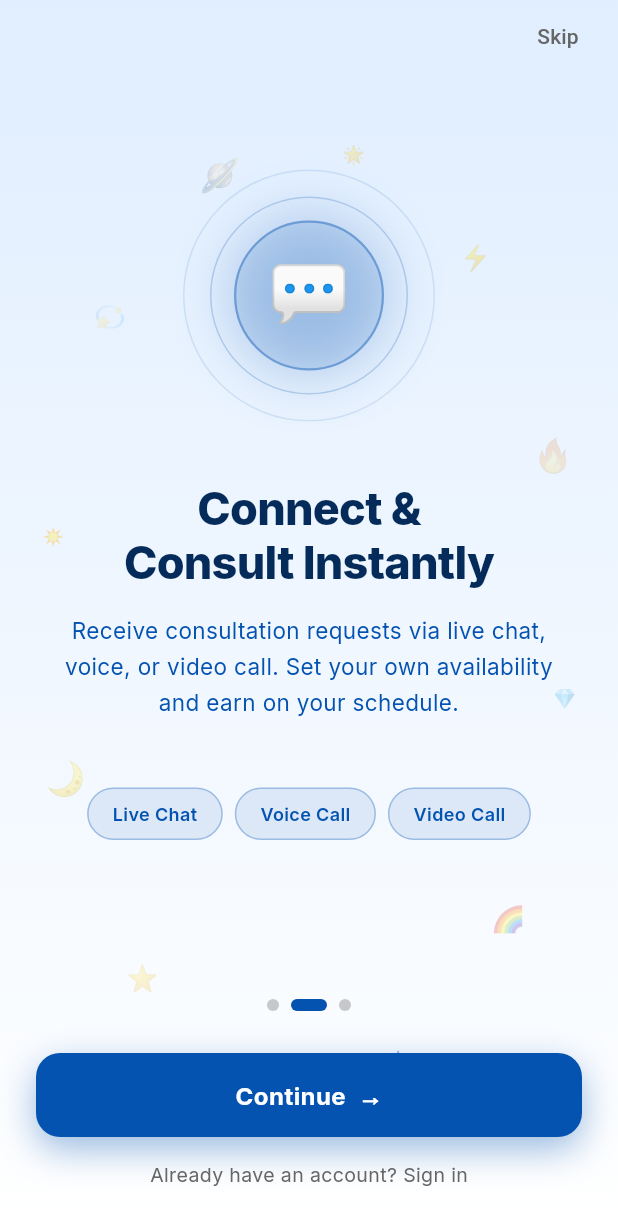
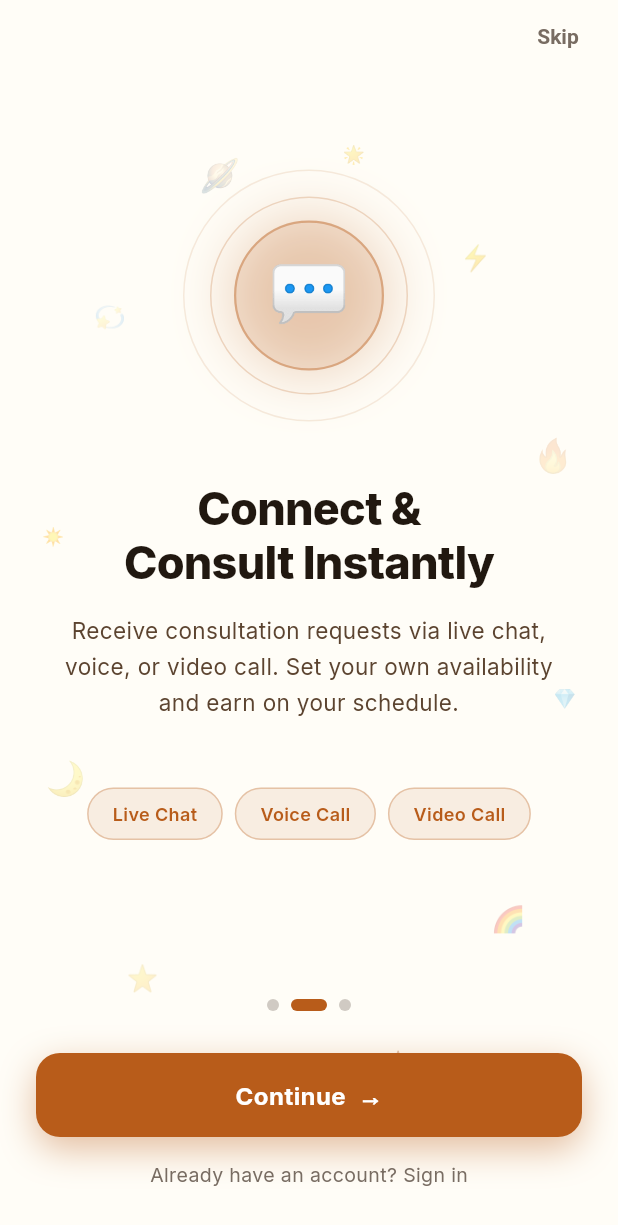
Before and after one commit to corecodingteam-svg/grahvartaupdated, a Flutter app: the screen it shows after launch, swiped to page 2, on a phone screen of 412 x 824 dp. Shown: the top 1225 px of the screen. Run offline on Flutter 3.47's test engine with Material 3 defaults, Android fonts, the phone set to English and light mode, and no system bars; our stand-ins replace badges, bloc, equatable, firebase_core, firebase_messaging, fl_chart and 13 more; missing offline and left inert: agora_rtc_engine, razorpay_flutter; accounts and stored records are empty.

Commit message:
Astrologer app: new light colour system from the website
Light theme now uses the website's palette: warm off-white page, white
cards with warm borders, cream fields, warm-brown text, saffron brand
colour (#D9661C for buttons/switches/charts so white text meets 3:1,
#B85C1A for accent text and links), website green/red. Light app bars
with dark text. Solid buttons only: primary solid saffron, secondary
solid soft-saffron (no outline buttons, no gradient fills). Solid page
backgrounds instead of the blue gradients on sign-in, set-password,
onboarding and the earnings card. Removed hardcoded blues. Dark theme
unchanged.

Co-Authored-By: Claude Opus 5.5 <noreply@anthropic.com>

```diff
--- a/astrologer_app/lib/screens/astrologer/astrologer_earnings_screen.dart
+++ b/astrologer_app/lib/screens/astrologer/astrologer_earnings_screen.dart
@@ -157,10 +157,7 @@ class _AstrologerEarningsView extends StatelessWidget {
       margin: const EdgeInsets.all(16),
       padding: const EdgeInsets.all(20),
       decoration: BoxDecoration(
-        gradient: LinearGradient(
-          colors: [context.clr.accent, context.clr.accent.withValues(alpha: 0.7)],
-          begin: Alignment.topLeft, end: Alignment.bottomRight,
-        ),
+        color: context.clr.accent, // solid brand colour
         borderRadius: BorderRadius.circular(20),
       ),
       child: Column(
--- a/astrologer_app/lib/screens/astrologer/week_earnings_card.dart
+++ b/astrologer_app/lib/screens/astrologer/week_earnings_card.dart
@@ -18,8 +18,8 @@ class _WeekEarningsCardState extends State<WeekEarningsCard> {
   int? _touched;
 
   // Single series → one hue. Validated against the card surface in each mode
-  // (light #027DFD on #F0F6FF, dark #D96A20 on #1E1E1E).
-  static const _barLight = Color(0xFF027DFD);
+  // (light saffron #D9661C on white, dark #D96A20 on #1E1E1E).
+  static const _barLight = Color(0xFFD9661C); // saffron, 3.6:1 on the white card
   static const _barDark = Color(0xFFD96A20);
 
   static final _rupee = NumberFormat.currency(locale: 'en_IN', symbol: '₹', decimalDigits: 0);
--- a/astrologer_app/lib/screens/onboarding/onboarding_screen.dart
+++ b/astrologer_app/lib/screens/onboarding/onboarding_screen.dart
@@ -112,10 +112,11 @@ class _OnboardingScreenState extends State<OnboardingScreen> with TickerProvider
     [Color(0xFF0D1A2D), Color(0xFF0D0D0D)],
     [Color(0xFF1A0D2D), Color(0xFF0D0D0D)],
   ];
+  // Light mode: the website's solid warm background on every page
   static const _lightGradients = [
-    [Color(0xFFE8F4FF), Color(0xFFFFFFFF)],
-    [Color(0xFFE0EEFF), Color(0xFFFFFFFF)],
-    [Color(0xFFEEE8FF), Color(0xFFFFFFFF)],
+    [Color(0xFFFFFDF7), Color(0xFFFFFDF7)],
+    [Color(0xFFFFFDF7), Color(0xFFFFFDF7)],
+    [Color(0xFFFFFDF7), Color(0xFFFFFDF7)],
   ];
 
   Color _accentForPage(int index, BuildContext context) =>
@@ -212,7 +213,7 @@ class _BackgroundSymbols extends StatelessWidget {
   @override
   Widget build(BuildContext context) {
     final isDark = Theme.of(context).brightness == Brightness.dark;
-    final symbolColor = isDark ? accentColor : Color.lerp(accentColor, const Color(0xFF042B59), 0.4)!;
+    final symbolColor = isDark ? accentColor : Color.lerp(accentColor, const Color(0xFF6B2A0E), 0.3)!;
     final i = page.floor().clamp(0, _pages.length - 1);
     final j = (i + 1).clamp(0, _pages.length - 1);
     return AnimatedBuilder(
--- a/astrologer_app/lib/theme/app_theme.dart
+++ b/astrologer_app/lib/theme/app_theme.dart
@@ -21,28 +21,29 @@ class AppColors {
   static const Color success = Color(0xFF43A047);
 }
 
-// Light theme Flutter color palette
+// Light theme palette — taken from the GrahVarta website's light theme
+// (grahvarta-web/src/index.css + tailwind.config.js): warm whites and creams,
+// warm-brown text, saffron brand colour.
 class LightColors {
-  static const Color background = Color(0xFFFFFFFF);
-  static const Color surface = Color(0xFFEEF4FF);
-  static const Color surfaceLight = Color(0xFFE5EEFF);
-  static const Color card = Color(0xFFF0F6FF);
-  static const Color flutterNavy = Color(0xFF042B59);
-  static const Color flutterBlue = Color(0xFF0553B1);
-  static const Color flutterSky = Color(0xFF027DFD);
-  static const Color red = Color(0xFFF25D50);
-  static const Color yellow = Color(0xFFFFF275);
-  static const Color purple = Color(0xFF6200EE);
-  static const Color green = Color(0xFF1CDAC5);
+  static const Color background = Color(0xFFFFFDF7);   // page (website body gradient #FFFFFF → #FFFCEA)
+  static const Color surface = Color(0xFFFFFFFF);      // app bars, sheets, nav bar
+  static const Color surfaceLight = Color(0xFFFFFBED); // inputs, chips, subtle fills (website surface-light)
+  static const Color card = Color(0xFFFFFFFF);         // cards on the cream page
+  static const Color saffron = Color(0xFFD9661C);      // buttons, switches, active states, charts
+                                                       // (brand #E8762A deepened just enough for white text ≥ 3:1)
+  static const Color saffronDeep = Color(0xFFB85C1A);  // accent text & links (website orange-dark, 4.6:1 on white)
+  static const Color brandOrange = Color(0xFFE8762A);  // website brand orange, for decorative use
+  static const Color saffronSoft = Color(0xFFFAEDE4);  // solid fill for secondary buttons (saffronDeep text 4:1)
+  static const Color gold = Color(0xFFD4A843);
+  static const Color maroon = Color(0xFF6B2A0E);       // deep brand maroon (logo ring)
   static const Color white = Color(0xFFFFFFFF);
-  static const Color textPrimary = Color(0xFF042B59);
-  static const Color textSecondary = Color(0xFF0553B1);
-  static const Color textMuted = Color(0xFF666666);
-  static const Color border = Color(0xFFC8D8F0);
-  static const Color divider = Color(0xFFD5E5F5);
-  static const Color error = Color(0xFFF25D50);
-  static const Color success = Color(0xFF1CDAC5);
-  static const Color orange = Color(0xFFE8762A);
+  static const Color textPrimary = Color(0xFF211810);  // website text-primary
+  static const Color textSecondary = Color(0xFF5C4430);// website text-secondary
+  static const Color textMuted = Color(0xFF786C62);    // website text-muted
+  static const Color border = Color(0xFFEFE4C6);       // website border #F6F0DA, slightly stronger so cards read on cream
+  static const Color divider = Color(0xFFF4ECD5);
+  static const Color error = Color(0xFFE53935);        // website error
+  static const Color success = Color(0xFF2BA05A);      // website success
 }
 
 /// Context extension — use `context.clr.bg`, `context.clr.txtPrimary`, etc.
@@ -64,11 +65,11 @@ class AppColorSet {
   Color get txtMuted    => _dark ? AppColors.textMuted    : LightColors.textMuted;
   Color get border      => _dark ? AppColors.border       : LightColors.border;
   Color get divider     => _dark ? AppColors.divider      : LightColors.divider;
-  Color get accent      => _dark ? AppColors.orange       : LightColors.flutterSky;
-  Color get accentAlt   => _dark ? AppColors.gold         : LightColors.flutterBlue;
+  Color get accent      => _dark ? AppColors.orange       : LightColors.saffron;
+  Color get accentAlt   => _dark ? AppColors.gold         : LightColors.saffronDeep;
   Color get error       => _dark ? AppColors.error        : LightColors.error;
   Color get success     => _dark ? AppColors.success      : LightColors.success;
-  Color get navy        => _dark ? AppColors.orange       : LightColors.flutterNavy;
+  Color get navy        => _dark ? AppColors.orange       : LightColors.maroon;
 }
 
 class AppTheme {
@@ -178,8 +179,8 @@ class AppTheme {
       brightness: Brightness.light,
       scaffoldBackgroundColor: LightColors.background,
       colorScheme: const ColorScheme.light(
-        primary: LightColors.flutterSky,
-        secondary: LightColors.flutterBlue,
+        primary: LightColors.saffron,
+        secondary: LightColors.saffronDeep,
         surface: LightColors.surface,
         error: LightColors.error,
         onPrimary: LightColors.white,
@@ -201,38 +202,50 @@ class AppTheme {
           bodySmall: TextStyle(color: LightColors.textMuted, fontSize: 12),
         ),
       ),
+      // Light header like the website: white bar, dark warm text, no tint on scroll
       appBarTheme: const AppBarTheme(
-        backgroundColor: LightColors.flutterSky,
+        backgroundColor: LightColors.surface,
+        foregroundColor: LightColors.textPrimary,
+        surfaceTintColor: Colors.transparent,
         elevation: 0,
+        scrolledUnderElevation: 0.5,
+        shadowColor: LightColors.border,
         centerTitle: true,
-        iconTheme: IconThemeData(color: LightColors.white),
+        iconTheme: IconThemeData(color: LightColors.textPrimary),
         titleTextStyle: TextStyle(
-          color: LightColors.white,
+          color: LightColors.textPrimary,
           fontSize: 18,
           fontWeight: FontWeight.w600,
         ),
       ),
       cardTheme: const CardThemeData(
         color: LightColors.card,
+        surfaceTintColor: Colors.transparent,
         elevation: 0,
         shape: RoundedRectangleBorder(
           borderRadius: BorderRadius.all(Radius.circular(16)),
+          side: BorderSide(color: LightColors.border),
         ),
       ),
       elevatedButtonTheme: ElevatedButtonThemeData(
         style: ElevatedButton.styleFrom(
-          backgroundColor: LightColors.flutterSky,
+          backgroundColor: LightColors.saffron,
           foregroundColor: LightColors.white,
+          disabledBackgroundColor: LightColors.border,
+          disabledForegroundColor: LightColors.textMuted,
           minimumSize: const Size(double.infinity, 52),
           shape: RoundedRectangleBorder(borderRadius: BorderRadius.circular(12)),
           elevation: 0,
           textStyle: const TextStyle(fontSize: 16, fontWeight: FontWeight.w600),
         ),
       ),
+      // Solid buttons only: secondary actions get a solid soft-saffron fill, no outline
       outlinedButtonTheme: OutlinedButtonThemeData(
         style: OutlinedButton.styleFrom(
-          foregroundColor: LightColors.flutterSky,
-          side: const BorderSide(color: LightColors.flutterSky),
+          foregroundColor: LightColors.saffronDeep,
+          backgroundColor: LightColors.saffronSoft,
+          side: BorderSide.none,
+          elevation: 0,
           minimumSize: const Size(double.infinity, 52),
           shape: RoundedRectangleBorder(borderRadius: BorderRadius.circular(12)),
           textStyle: const TextStyle(fontSize: 16, fontWeight: FontWeight.w600),
@@ -240,7 +253,7 @@ class AppTheme {
       ),
       inputDecorationTheme: InputDecorationTheme(
         filled: true,
-        fillColor: LightColors.surface,
+        fillColor: LightColors.surfaceLight,
         border: OutlineInputBorder(
           borderRadius: BorderRadius.circular(12),
           borderSide: const BorderSide(color: LightColors.border),
@@ -251,7 +264,7 @@ class AppTheme {
         ),
         focusedBorder: OutlineInputBorder(
           borderRadius: BorderRadius.circular(12),
-          borderSide: const BorderSide(color: LightColors.flutterSky, width: 1.5),
+          borderSide: const BorderSide(color: LightColors.saffron, width: 1.5),
         ),
         errorBorder: OutlineInputBorder(
           borderRadius: BorderRadius.circular(12),
@@ -262,9 +275,40 @@ class AppTheme {
         contentPadding: const EdgeInsets.symmetric(horizontal: 16, vertical: 14),
       ),
       dividerTheme: const DividerThemeData(color: LightColors.divider),
+      textButtonTheme: TextButtonThemeData(
+        style: TextButton.styleFrom(foregroundColor: LightColors.saffronDeep, textStyle: const TextStyle(fontWeight: FontWeight.w600)),
+      ),
+      floatingActionButtonTheme: const FloatingActionButtonThemeData(
+        backgroundColor: LightColors.saffron, foregroundColor: LightColors.white,
+      ),
+      switchTheme: SwitchThemeData(
+        thumbColor: WidgetStateProperty.all(LightColors.white),
+        trackColor: WidgetStateProperty.resolveWith((s) => s.contains(WidgetState.selected) ? LightColors.saffron : LightColors.textMuted.withValues(alpha: 0.35)),
+        trackOutlineColor: WidgetStateProperty.all(Colors.transparent),
+      ),
+      chipTheme: const ChipThemeData(
+        backgroundColor: LightColors.surfaceLight,
+        selectedColor: Color(0x33D9661C),
+        side: BorderSide(color: LightColors.border),
+        labelStyle: TextStyle(color: LightColors.textSecondary),
+      ),
+      tabBarTheme: const TabBarThemeData(
+        labelColor: LightColors.saffronDeep,
+        unselectedLabelColor: LightColors.textMuted,
+        indicatorColor: LightColors.saffron,
+        dividerColor: LightColors.divider,
+      ),
+      progressIndicatorTheme: const ProgressIndicatorThemeData(color: LightColors.saffron),
+      snackBarTheme: const SnackBarThemeData(
+        backgroundColor: LightColors.textPrimary,
+        contentTextStyle: TextStyle(color: LightColors.white),
+        behavior: SnackBarBehavior.floating,
+      ),
+      dialogTheme: const DialogThemeData(backgroundColor: LightColors.surface, surfaceTintColor: Colors.transparent),
+      bottomSheetTheme: const BottomSheetThemeData(backgroundColor: LightColors.surface, surfaceTintColor: Colors.transparent),
       bottomNavigationBarTheme: const BottomNavigationBarThemeData(
-        backgroundColor: LightColors.card,
-        selectedItemColor: LightColors.flutterSky,
+        backgroundColor: LightColors.surface,
+        selectedItemColor: LightColors.saffron,
         unselectedItemColor: LightColors.textMuted,
         type: BottomNavigationBarType.fixed,
         elevation: 0,
```
Also changed, not shown: astrologer_app/lib/screens/auth/change_password_screen.dart (+15 -14 lines), astrologer_app/lib/screens/auth/login_screen.dart (+12 -11 lines).
